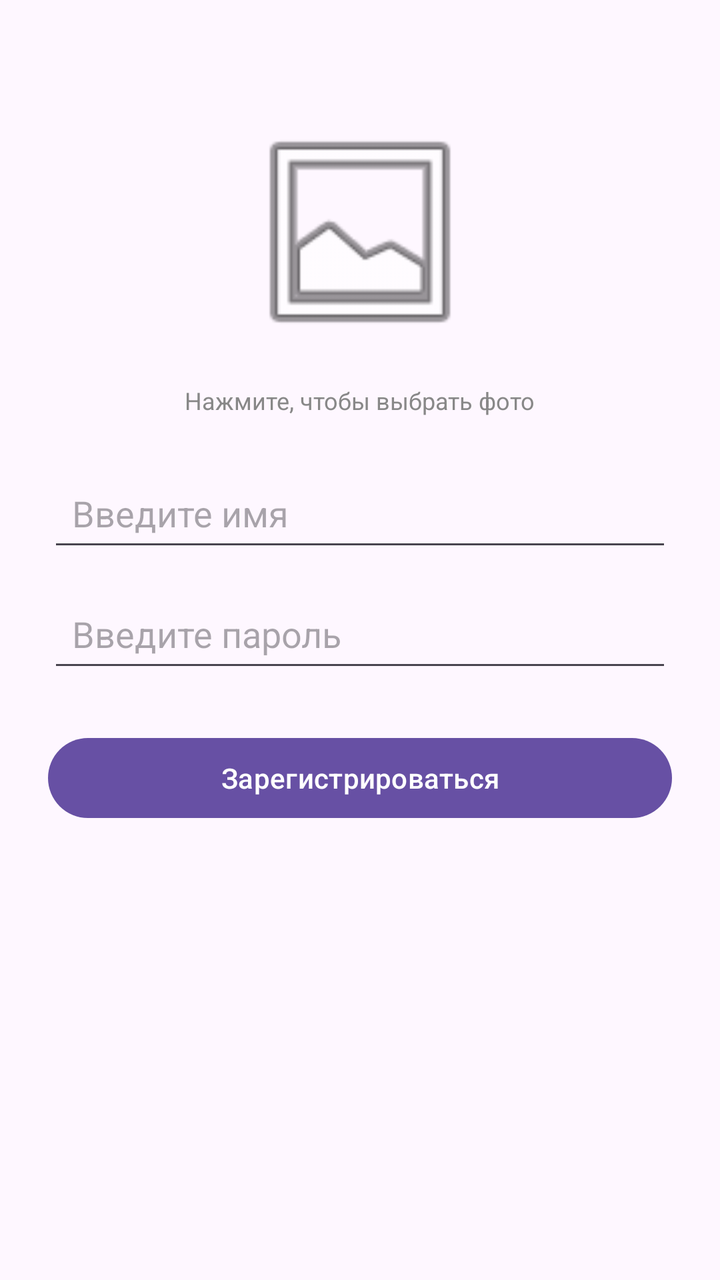
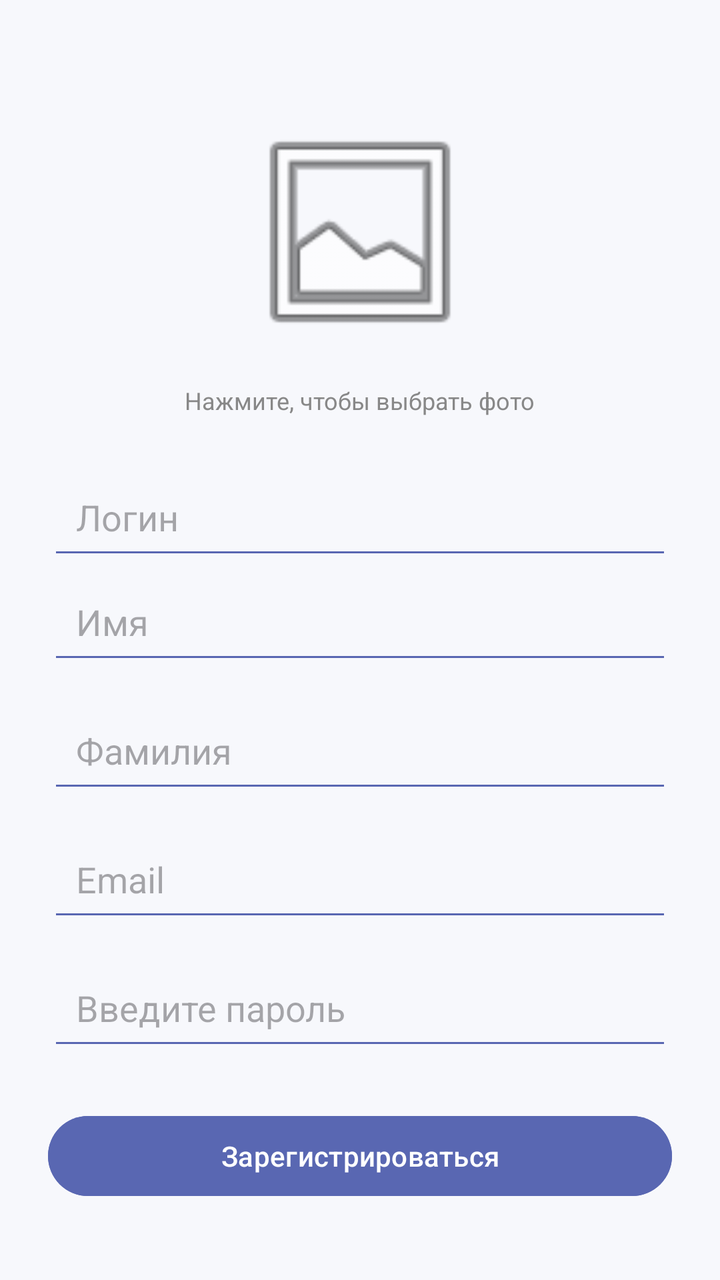

Two renders of the same Android screen: before a commit and after it. Below are the layout's source before the change and the commit's diff.
<!-- AndroidManifest.xml: application theme Theme.UniTime -->
<!-- res/layout/reg_activity.xml -->
<?xml version="1.0" encoding="utf-8"?>
<ScrollView xmlns:android="http://schemas.android.com/apk/res/android"
    android:layout_width="match_parent"
    android:layout_height="match_parent"
    android:fillViewport="true">

    <LinearLayout
        android:layout_width="match_parent"
        android:layout_height="wrap_content"
        android:orientation="vertical"
        android:gravity="center_horizontal"
        android:padding="24dp">

        
        <ImageView
            android:id="@+id/imageViewAvatar"
            android:layout_width="120dp"
            android:layout_height="120dp"
            android:layout_marginTop="32dp"
            android:layout_marginBottom="16dp"
            android:background="@android:drawable/ic_menu_gallery"
            android:contentDescription="Аватар"
            android:scaleType="centerCrop"
            android:clickable="true"
            android:focusable="true" />

        
        <TextView
            android:layout_width="wrap_content"
            android:layout_height="wrap_content"
            android:layout_marginBottom="24dp"
            android:text="Нажмите, чтобы выбрать фото"
            android:textSize="12sp"
            android:textColor="#888888" />

        
        <EditText
            android:id="@+id/editTextName"
            android:layout_width="match_parent"
            android:layout_height="wrap_content"
            android:hint="Введите имя"
            android:inputType="textPersonName"
            android:maxLines="1"
            android:padding="12dp" />

        
        <EditText
            android:id="@+id/editTextPass"
            android:layout_width="match_parent"
            android:layout_height="wrap_content"
            android:layout_marginTop="12dp"
            android:hint="Введите пароль"
            android:inputType="textPassword"
            android:maxLines="1"
            android:padding="12dp" />

        
        <Button
            android:id="@+id/btnRegister"
            android:layout_width="match_parent"
            android:layout_height="wrap_content"
            android:layout_marginTop="24dp"
            android:text="Зарегистрироваться" />

    </LinearLayout>
</ScrollView>
<!-- resources referenced by this layout -->
<resources>
  <style name="Theme.UniTime" parent="Base.Theme.UniTime" />
  <style name="Base.Theme.UniTime" parent="Theme.Material3.DayNight.NoActionBar">
          
          
      </style>
</resources>

<!-- the commit's change to res/layout/reg_activity.xml (unified diff, before → after) -->
@@ -2,7 +2,8 @@
 <ScrollView xmlns:android="http://schemas.android.com/apk/res/android"
     android:layout_width="match_parent"
     android:layout_height="match_parent"
-    android:fillViewport="true">
+    android:fillViewport="true"
+    android:background="#F7F8FC">
 
     <LinearLayout
         android:layout_width="match_parent"
@@ -35,13 +36,49 @@
 
         
         <EditText
+            android:id="@+id/editTextLogin"
+            android:layout_width="match_parent"
+            android:layout_height="wrap_content"
+            android:hint="Логин"
+            android:inputType="textPersonName"
+            android:maxLines="1"
+            android:padding="14dp"
+            android:backgroundTint="#5967B2" />
+
+        
+        <EditText
             android:id="@+id/editTextName"
             android:layout_width="match_parent"
             android:layout_height="wrap_content"
-            android:hint="Введите имя"
+            android:hint="Имя"
             android:inputType="textPersonName"
             android:maxLines="1"
-            android:padding="12dp" />
+            android:padding="14dp"
+            android:backgroundTint="#5967B2" />
+
+        
+        <EditText
+            android:id="@+id/editTextSurname"
+            android:layout_width="match_parent"
+            android:layout_height="wrap_content"
+            android:layout_marginTop="12dp"
+            android:hint="Фамилия"
+            android:inputType="textPersonName"
+            android:maxLines="1"
+            android:padding="14dp"
+            android:backgroundTint="#5967B2" />
+
+        
+        <EditText
+            android:id="@+id/editTextEmail"
+            android:layout_width="match_parent"
+            android:layout_height="wrap_content"
+            android:layout_marginTop="12dp"
+            android:hint="Email"
+            android:inputType="textEmailAddress"
+            android:maxLines="1"
+            android:padding="14dp"
+            android:backgroundTint="#5967B2" />
 
         
         <EditText
@@ -52,7 +89,8 @@
             android:hint="Введите пароль"
             android:inputType="textPassword"
             android:maxLines="1"
-            android:padding="12dp" />
+            android:padding="14dp"
+            android:backgroundTint="#5967B2" />
 
         
         <Button
@@ -60,7 +98,10 @@
             android:layout_width="match_parent"
             android:layout_height="wrap_content"
             android:layout_marginTop="24dp"
-            android:text="Зарегистрироваться" />
+            android:text="Зарегистрироваться"
+            android:textAllCaps="false"
+            android:textColor="#FFFFFF"
+            android:backgroundTint="#5967B2" />
 
     </LinearLayout>
 </ScrollView>
